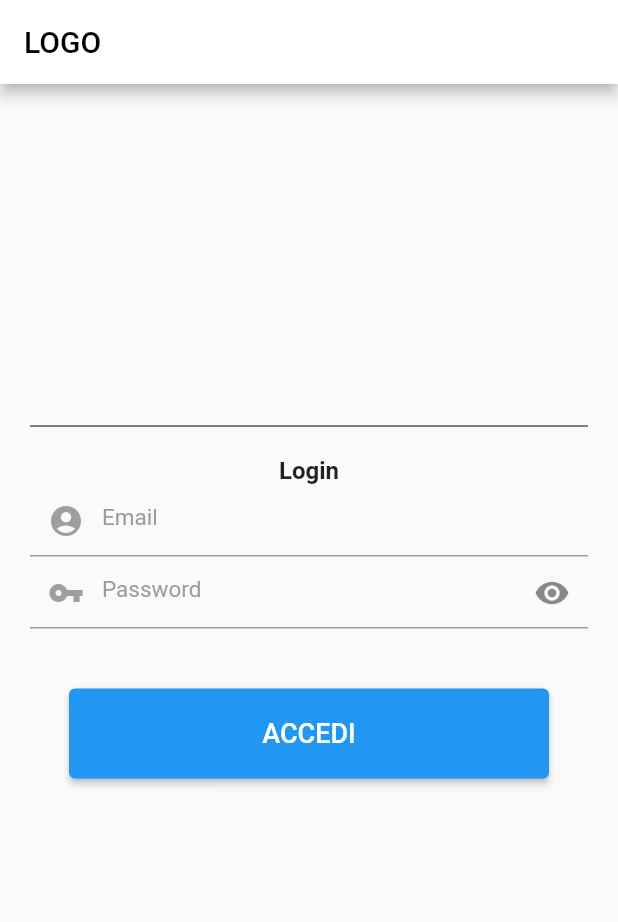
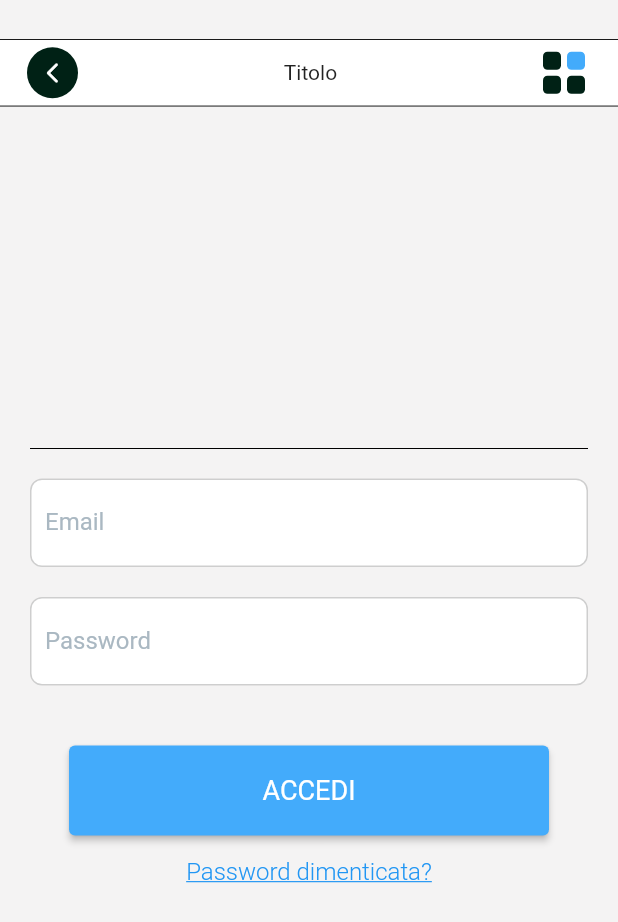
Before and after one commit to Aquaconsulting/Meary---App, a Flutter app: the screen it shows after launch, on a phone screen of 412 x 824 dp. Shown: the top 922 px of the screen. Run offline on Flutter 3.47's test engine with Material 2 defaults, Android fonts, the phone set to English and light mode, and no system bars; our stand-ins replace email_validator, shared_preferences; missing offline and left inert: awesome_select; Roboto replaces fonts that are missing (Poppins).

Commit message:
adds custom appbar + customize login

```diff
--- /dev/null
+++ b/lib/components/customAppBar.dart
@@ -0,0 +1,106 @@
+import 'package:flutter/cupertino.dart';
+import 'package:flutter/material.dart';
+
+class HexColor extends Color {
+  static int _getColorFromHex(String hexColor) {
+    hexColor = hexColor.toUpperCase().replaceAll("#", "");
+    if (hexColor.length == 6) {
+      hexColor = "FF" + hexColor;
+    }
+    return int.parse(hexColor, radix: 16);
+  }
+
+  HexColor(final String hexColor) : super(_getColorFromHex(hexColor));
+}
+
+class CustomAppBar extends StatelessWidget with PreferredSizeWidget {
+  CustomAppBar({super.key}) : preferredSize = Size.fromHeight(71.0);
+  final Size preferredSize;
+  @override
+  Widget build(BuildContext context) {
+    return PreferredSize(
+      preferredSize: Size.fromHeight(71.0),
+      child: Container(
+        margin: const EdgeInsets.only(top: 26),
+        height: 71,
+        decoration: const BoxDecoration(
+            color: Colors.white,
+            border: Border(
+                bottom: BorderSide(color: Colors.black, width: 0.6),
+                top: BorderSide(color: Colors.black, width: 0.6))),
+        child: Row(
+          mainAxisAlignment: MainAxisAlignment.spaceBetween,
+          children: [
+            Container(
+              margin: EdgeInsets.only(left: 18),
+              decoration: BoxDecoration(
+                borderRadius: BorderRadius.circular(22),
+                color: HexColor('#002115'),
+              ),
+              width: 34,
+              height: 34,
+              child: IconButton(
+                  color: Colors.white,
+                  iconSize: 16,
+                  onPressed: () {},
+                  icon: const Icon(Icons.arrow_back_ios_new_rounded)),
+            ),
+            Text('Titolo'),
+            Container(
+              margin: EdgeInsets.only(right: 22),
+              height: 28,
+              width: 28,
+              child: Column(
+                mainAxisAlignment: MainAxisAlignment.spaceBetween,
+                children: [
+                  Row(
+                    mainAxisAlignment: MainAxisAlignment.spaceBetween,
+                    children: [
+                      Container(
+                        decoration: BoxDecoration(
+                          borderRadius: BorderRadius.circular(3),
+                          color: HexColor('#002115'),
+                        ),
+                        width: 12,
+                        height: 12,
+                      ),
+                      Container(
+                        width: 12,
+                        height: 12,
+                        decoration: BoxDecoration(
+                          borderRadius: BorderRadius.circular(3),
+                          color: HexColor('#43ABFB'),
+                        ),
+                      )
+                    ],
+                  ),
+                  Row(
+                    mainAxisAlignment: MainAxisAlignment.spaceBetween,
+                    children: [
+                      Container(
+                        width: 12,
+                        height: 12,
+                        decoration: BoxDecoration(
+                          borderRadius: BorderRadius.circular(3),
+                          color: HexColor('#002115'),
+                        ),
+                      ),
+                      Container(
+                        width: 12,
+                        height: 12,
+                        decoration: BoxDecoration(
+                          borderRadius: BorderRadius.circular(3),
+                          color: HexColor('#002115'),
+                        ),
+                      )
+                    ],
+                  )
+                ],
+              ),
+            )
+          ],
+        ),
+      ),
+    );
+  }
+}
--- a/lib/pages/login.dart
+++ b/lib/pages/login.dart
@@ -6,6 +6,7 @@ import 'package:flutter/src/widgets/framework.dart';
 import 'package:http/http.dart';
 import 'package:meari/api/api.dart';
 import 'package:meari/api/data.dart';
+import 'package:meari/components/customAppBar.dart';
 import 'package:meari/main.dart';
 import 'package:meari/pages/home.dart';
 import 'dart:convert';
@@ -17,6 +18,18 @@ class LoginPage extends StatefulWidget {
 
   @override
   State<LoginPage> createState() => _LoginPageState();
+}
+
+class HexColor extends Color {
+  static int _getColorFromHex(String hexColor) {
+    hexColor = hexColor.toUpperCase().replaceAll("#", "");
+    if (hexColor.length == 6) {
+      hexColor = "FF" + hexColor;
+    }
+    return int.parse(hexColor, radix: 16);
+  }
+
+  HexColor(final String hexColor) : super(_getColorFromHex(hexColor));
 }
 
 class _LoginPageState extends State<LoginPage> {
@@ -84,27 +97,19 @@ class _LoginPageState extends State<LoginPage> {
   @override
   Widget build(BuildContext context) {
     return Scaffold(
-        appBar: AppBar(
-          backgroundColor: Colors.white,
-          title: const Text(
-            'LOGO',
-            style: TextStyle(color: Colors.black),
-          ),
-        ),
-        body: Container(
+        backgroundColor: HexColor('#F4F3F3'),
+        appBar: CustomAppBar(),
+        body: SingleChildScrollView(
+          child: Container(
             margin: const EdgeInsets.all(20),
             child: Column(
               children: [
-              SizedBox(
+                const SizedBox(
                   height: 200,
                 ),
-              Divider(color: Colors.black),
-              SizedBox(
+                const Divider(color: Colors.black),
+                const SizedBox(
                   height: 12,
-              ),
-              Text(
-                'Login',
-                style: TextStyle(fontSize: 16, fontWeight: FontWeight.bold),
                 ),
                 Form(
                     // autovalidateMode: AutovalidateMode.always,
@@ -116,16 +121,37 @@ class _LoginPageState extends State<LoginPage> {
                           controller: mailController,
                           cursorColor: const Color(0xFF9b9b9b),
                           keyboardType: TextInputType.text,
-                        decoration: const InputDecoration(
-                          prefixIcon: Icon(
-                            Icons.account_circle,
-                            color: Colors.grey,
+                          decoration: InputDecoration(
+                            enabledBorder: OutlineInputBorder(
+                                borderSide: BorderSide(
+                                    color: Colors.grey.withOpacity(0.5)),
+                                borderRadius: BorderRadius.circular(8)),
+                            focusedBorder: OutlineInputBorder(
+                                borderSide: BorderSide(
+                                    color: Colors.grey.withOpacity(0.1)),
+                                borderRadius: BorderRadius.circular(8)),
+                            border: OutlineInputBorder(
+                                borderRadius: BorderRadius.circular(8)),
+                            fillColor: Colors.white,
+                            filled: true,
+                            disabledBorder: OutlineInputBorder(
+                                borderSide: BorderSide(
+                                    color: Colors.grey.withOpacity(0.1)),
+                                borderRadius: BorderRadius.circular(8)),
+                            labelStyle: const TextStyle(
+                              fontFamily: 'Poppins',
+                              fontSize: 16,
+                              color: Color(0xffaab8c2),
                             ),
-                          hintText: "Email",
-                          hintStyle: TextStyle(
-                              color: Color(0xFF9b9b9b),
-                              fontSize: 15,
-                              fontWeight: FontWeight.normal),
+                            labelText: 'Email',
+                            contentPadding:
+                                const EdgeInsets.only(left: 10, top: 40),
+                            //labelText: "Password",
+                            hintStyle: const TextStyle(
+                              fontFamily: 'Poppins',
+                              fontSize: 16,
+                              color: Color(0xffaab8c2),
+                            ),
                           ),
                           validator: (value) {
                             isValid = EmailValidator.validate(value!);
@@ -134,6 +160,9 @@ class _LoginPageState extends State<LoginPage> {
                             }
                           },
                         ),
+                        const SizedBox(
+                          height: 20,
+                        ),
                         TextFormField(
                           style: const TextStyle(color: Color(0xFF000000)),
                           cursorColor: const Color(0xFF9b9b9b),
@@ -141,23 +170,36 @@ class _LoginPageState extends State<LoginPage> {
                           obscureText: seePassword ? false : true,
                           keyboardType: TextInputType.text,
                           decoration: InputDecoration(
-                          suffixIcon: IconButton(
-                            icon: const Icon(Icons.remove_red_eye_sharp),
-                            onPressed: () {
-                              setState(() {
-                                seePassword = !seePassword;
-                              });
-                            },
+                            enabledBorder: OutlineInputBorder(
+                                borderSide: BorderSide(
+                                    color: Colors.grey.withOpacity(0.5)),
+                                borderRadius: BorderRadius.circular(8)),
+                            focusedBorder: OutlineInputBorder(
+                                borderSide: BorderSide(
+                                    color: Colors.grey.withOpacity(0.1)),
+                                borderRadius: BorderRadius.circular(8)),
+                            border: OutlineInputBorder(
+                                borderRadius: BorderRadius.circular(8)),
+                            fillColor: Colors.white,
+                            filled: true,
+                            disabledBorder: OutlineInputBorder(
+                                borderSide: BorderSide(
+                                    color: Colors.grey.withOpacity(0.1)),
+                                borderRadius: BorderRadius.circular(8)),
+                            labelStyle: const TextStyle(
+                              fontFamily: 'Poppins',
+                              fontSize: 16,
+                              color: Color(0xffaab8c2),
                             ),
-                          prefixIcon: const Icon(
-                            Icons.vpn_key,
-                            color: Colors.grey,
+                            labelText: 'Password',
+                            contentPadding:
+                                const EdgeInsets.only(left: 10, top: 40),
+                            //labelText: "Password",
+                            hintStyle: const TextStyle(
+                              fontFamily: 'Poppins',
+                              fontSize: 16,
+                              color: Color(0xffaab8c2),
                             ),
-                          hintText: "Password",
-                          hintStyle: const TextStyle(
-                              color: Color(0xFF9b9b9b),
-                              fontSize: 15,
-                              fontWeight: FontWeight.normal),
                           ),
                           validator: (value) {
                             if (value == null || value.isEmpty) {
@@ -166,13 +208,15 @@ class _LoginPageState extends State<LoginPage> {
                             return null;
                           },
                         ),
-                      SizedBox(
+                        const SizedBox(
                           height: 40,
                         ),
                         Container(
                           height: 60,
                           width: 320,
                           child: ElevatedButton(
+                              style: ElevatedButton.styleFrom(
+                                  backgroundColor: HexColor('#43ABFB')),
                               onPressed: loading
                                   ? null
                                   : () {
@@ -188,16 +232,29 @@ class _LoginPageState extends State<LoginPage> {
                                   ? const Text('Caricamento...')
                                   : const Text(
                                       'ACCEDI',
-                                    style: TextStyle(fontSize: 18),
+                                      style: TextStyle(
+                                          fontSize: 18,
+                                          fontWeight: FontWeight.w400),
                                     )),
                         ),
+                      ],
+                    )),
+                TextButton(
+                    onPressed: (() {}),
+                    child: const Text(
+                      'Password dimenticata?',
+                      style: TextStyle(
+                        fontWeight: FontWeight.w300,
+                        fontSize: 16,
+                        decoration: TextDecoration.underline,
+                      ),
+                    )),
                 Container(
                   margin: const EdgeInsets.only(top: 20),
                   child: Text(errorMessage != '' ? errorMessage : ''),
                 )
               ],
-                  )),
-            ],
+            ),
           ),
         ));
   }
```
Lines whose indentation alone changed are shown as unchanged.
